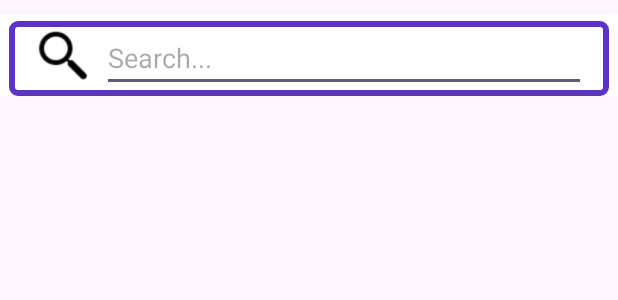
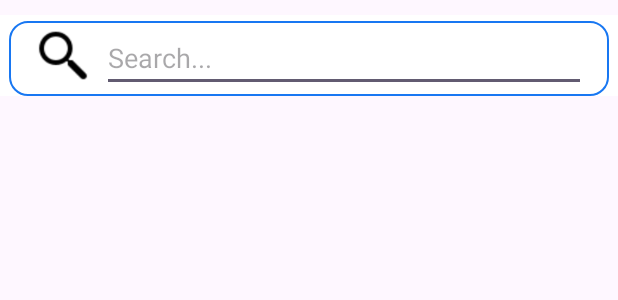
Before and after one commit to abdullahakram6/instagram_clone, an Android app: the layout fragment_search.xml on its own in the app's theme, with its tools: preview values and no code run, on a phone screen of 412 x 824 dp. Shown: the top 300 px of the screen. Run offline under Robolectric (Android 15) with nearby library versions, the phone set to English and light mode, and no system bars.

Commit message:
Third commit

```diff
--- a/app/src/main/res/layout/fragment_search.xml
+++ b/app/src/main/res/layout/fragment_search.xml
@@ -15,7 +15,7 @@
     <androidx.appcompat.widget.Toolbar
         android:layout_width="match_parent"
         android:layout_height="50dp"
-        android:background="@drawable/button_black_background"
+        android:background="@drawable/primary_bg_all"
         android:id="@+id/search_toolbar"
         android:layout_marginTop="4dp"
         android:layout_marginHorizontal="6dp"
--- /dev/null
+++ b/app/src/main/res/values/ic_launcher_background.xml
@@ -0,0 +1,4 @@
+<?xml version="1.0" encoding="utf-8"?>
+<resources>
+    <color name="ic_launcher_background">#FFFFFF</color>
+</resources>
```
Also changed, not shown: app/src/main/ic_launcher-playstore.png (added), app/src/main/res/mipmap-hdpi/ic_launcher.png (added), app/src/main/res/mipmap-hdpi/ic_launcher_foreground.png (added), app/src/main/res/mipmap-hdpi/ic_launcher_round.png (added), app/src/main/res/mipmap-mdpi/ic_launcher.png (added), app/src/main/res/mipmap-mdpi/ic_launcher_foreground.png (added), app/src/main/res/mipmap-mdpi/ic_launcher_round.png (added), app/src/main/res/mipmap-xhdpi/ic_launcher.png (added), app/src/main/res/mipmap-xhdpi/ic_launcher_foreground.png (added), app/src/main/res/mipmap-xhdpi/ic_launcher_round.png (added), app/src/main/res/mipmap-xxhdpi/ic_launcher.png (added), app/src/main/res/mipmap-xxhdpi/ic_launcher_foreground.png (added), app/src/main/res/mipmap-xxhdpi/ic_launcher_round.png (added), app/src/main/res/mipmap-xxxhdpi/ic_launcher.png (added), 2 more files.
